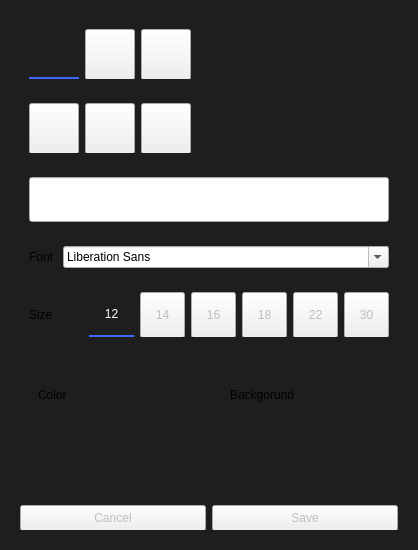
First picture: the form in src/ui/add_text_to_scene_dialog.ui, repository ligerr13/PE_Spectroradiometer, before the edit.
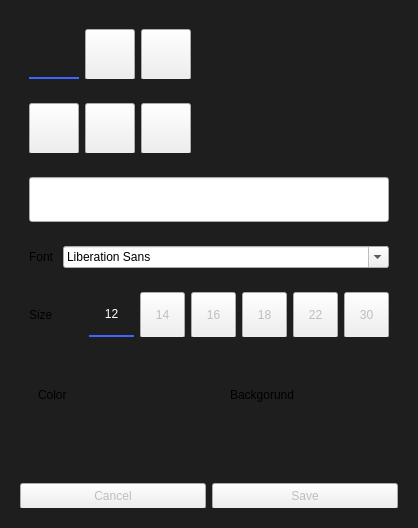
Second picture: the form after the edit. Icons and pictures are not drawn.

The edit to the form file:
```diff
--- a/src/ui/add_text_to_scene_dialog.ui
+++ b/src/ui/add_text_to_scene_dialog.ui
@@ -7,7 +7,7 @@
     <x>0</x>
     <y>0</y>
     <width>418</width>
-    <height>550</height>
+    <height>528</height>
    </rect>
   </property>
   <property name="windowTitle">
```
